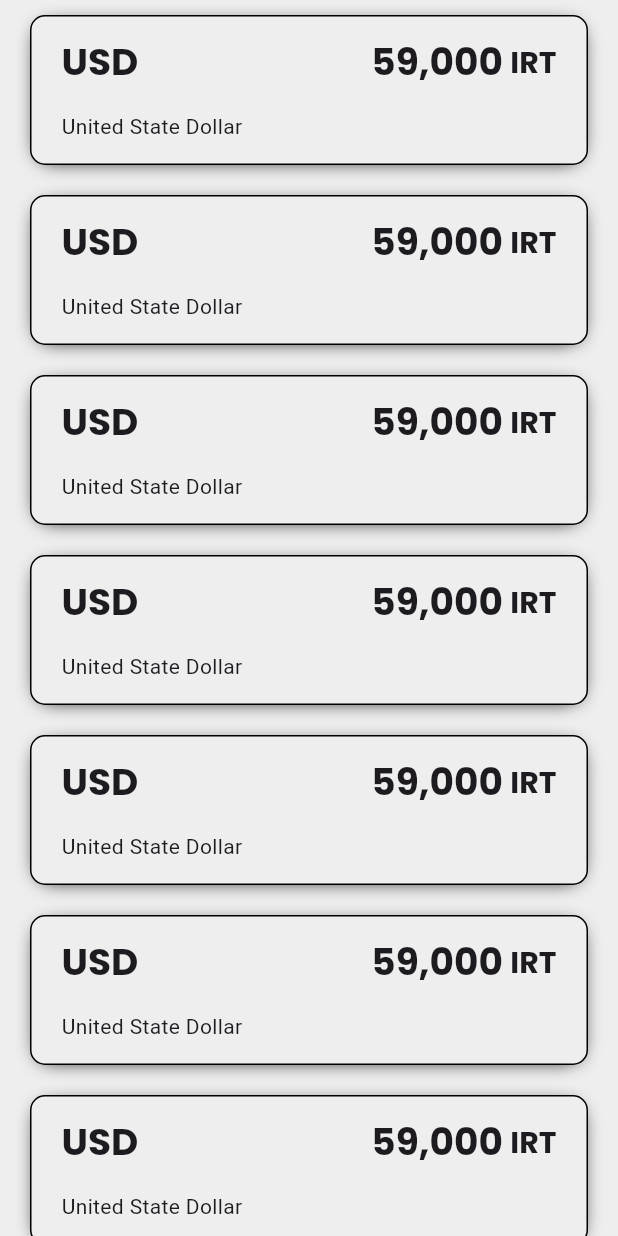
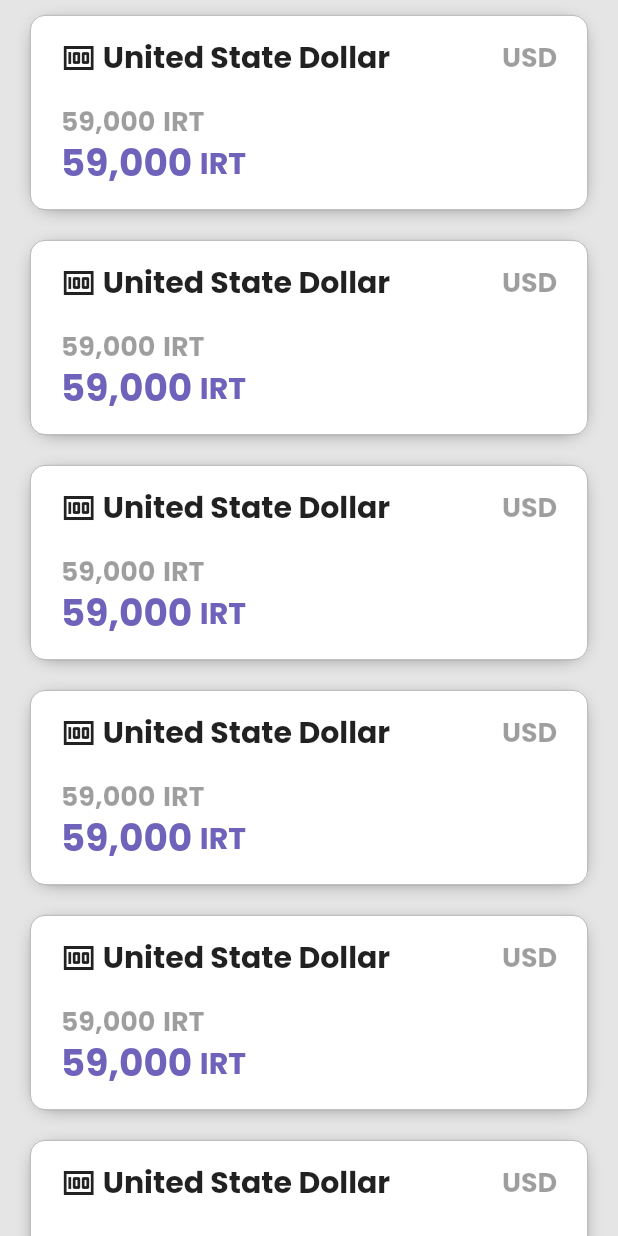
Before and after one commit to SepehrFakoori/currency_exchange_rate_flutter_app, a Flutter app: the screen it shows after launch, on a phone screen of 412 x 824 dp. Run offline on Flutter 3.47's test engine with Material 3 defaults, Android fonts, the phone set to English and light mode, and no system bars; our stand-ins replace google_fonts.

Commit message:
Update Color and Cards

```diff
--- a/lib/constants/app_colors.dart
+++ b/lib/constants/app_colors.dart
@@ -1,5 +1,9 @@
-import 'dart:ui';
+import 'package:flutter/material.dart';
 
 class AppColors {
-  static const backgroundColor = Color(0xffEEEEEE);
+  static const backgroundColor = Color(0xffe5e5e5);
+  static Color highEmphasisColor = Colors.black.withOpacity(0.87);
+  static Color mediumEmphasisColor = Colors.black.withOpacity(0.60);
+  static Color lowEmphasisColor = Colors.black.withOpacity(0.38);
+  static const priceColor = Color(0xff6e62bb);
 }
--- a/lib/main.dart
+++ b/lib/main.dart
@@ -1,3 +1,4 @@
+import 'package:currency_exchange_rate_app_flutter/constants/app_colors.dart';
 import 'package:currency_exchange_rate_app_flutter/screens/home_screen.dart';
 import 'package:flutter/material.dart';
 import 'package:google_fonts/google_fonts.dart';
@@ -15,14 +16,19 @@ class MyApp extends StatelessWidget {
       debugShowCheckedModeBanner: false,
       theme: ThemeData(
         textTheme: GoogleFonts.poppinsTextTheme(
-          const TextTheme(
-            headlineLarge: TextStyle(
+          TextTheme(
+            headlineLarge: const TextStyle(
               fontSize: 25,
               fontWeight: FontWeight.bold,
             ),
-            headlineMedium: TextStyle(
+            headlineMedium: const TextStyle(
               fontSize: 20,
               fontWeight: FontWeight.w700,
+            ),
+            headlineSmall: TextStyle(
+              fontSize: 18,
+              fontWeight: FontWeight.w700,
+              color: AppColors.mediumEmphasisColor,
             ),
           ),
         ),
--- a/lib/screens/home_screen.dart
+++ b/lib/screens/home_screen.dart
@@ -15,7 +15,8 @@ class HomeScreen extends StatelessWidget {
               delegate: SliverChildBuilderDelegate(
                 (context, index) {
                   return const CardContainer();
-                }, childCount: 10,
+                },
+                childCount: 10,
               ),
             ),
           ],
@@ -35,48 +36,84 @@ class CardContainer extends StatelessWidget {
     return Container(
       margin: const EdgeInsets.symmetric(horizontal: 20, vertical: 10),
       padding: const EdgeInsets.symmetric(horizontal: 20, vertical: 15),
-      height: 100,
+      height: 130,
       decoration: BoxDecoration(
-        color: AppColors.backgroundColor,
+        color: Colors.white,
         borderRadius: BorderRadius.circular(10),
-        border: Border.all(),
-        boxShadow: const [
+        border: Border.all(
+          color: AppColors.lowEmphasisColor,
+          width: 0.5,
+        ),
+        boxShadow: [
           BoxShadow(
-            color: Colors.black,
+            color: Colors.black.withOpacity(0.5),
             blurRadius: 10,
             spreadRadius: -5,
-            offset: Offset(0, 2),
+            offset: const Offset(0, 2),
           ),
         ],
       ),
-      child: Row(
-        crossAxisAlignment: CrossAxisAlignment.start,
+      child: Column(
         children: [
-          Expanded(
-            child: Column(
-              crossAxisAlignment: CrossAxisAlignment.start,
-              mainAxisSize: MainAxisSize.min,
-              children: [
-                Text(
-                  "USD",
-                  style: Theme.of(context).textTheme.headlineLarge,
+          Row(
+            children: [
+              Expanded(
+                child: Row(
+                  children: [
+                    const Icon(Icons.money),
+                    const SizedBox(width: 4),
+                    Text(
+                      "United State Dollar",
+                      style:
+                          Theme.of(context).textTheme.headlineMedium!.copyWith(
+                                color: AppColors.highEmphasisColor,
+                              ),
+                    ),
+                  ],
                 ),
-                const Spacer(),
-                const Text("United State Dollar"),
-              ],
-            ),
+              ),
+              Text(
+                "USD",
+                style: Theme.of(context).textTheme.headlineSmall!.copyWith(
+                      color: AppColors.lowEmphasisColor,
+                    ),
+              ),
+            ],
+          ),
+          const Spacer(),
+          Row(
+            crossAxisAlignment: CrossAxisAlignment.center,
+            children: [
+              Text(
+                "59,000",
+                style: Theme.of(context).textTheme.headlineSmall!.copyWith(
+                      color: Colors.black.withOpacity(0.38),
+                    ),
+              ),
+              const SizedBox(width: 5),
+              Text(
+                "IRT",
+                style: Theme.of(context).textTheme.headlineSmall!.copyWith(
+                      color: AppColors.lowEmphasisColor,
+                    ),
+              ),
+            ],
           ),
           Row(
             crossAxisAlignment: CrossAxisAlignment.center,
             children: [
               Text(
                 "59,000",
-                style: Theme.of(context).textTheme.headlineLarge,
+                style: Theme.of(context).textTheme.headlineLarge!.copyWith(
+                      color: AppColors.priceColor,
+                    ),
               ),
               const SizedBox(width: 5),
               Text(
                 "IRT",
-                style: Theme.of(context).textTheme.headlineMedium,
+                style: Theme.of(context).textTheme.headlineMedium!.copyWith(
+                      color: AppColors.priceColor,
+                    ),
               ),
             ],
           ),
```
